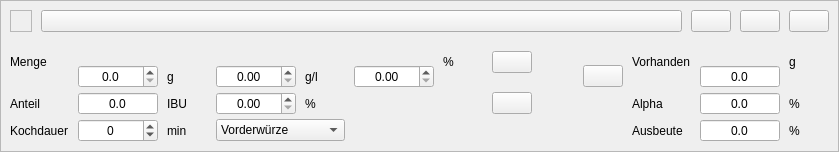
Before: the Qt Designer form kleiner-brauhelfer/widgets/wdghopfengabe.ui in kleiner-brauhelfer/kleiner-brauhelfer-2, drawn with Qt 5.
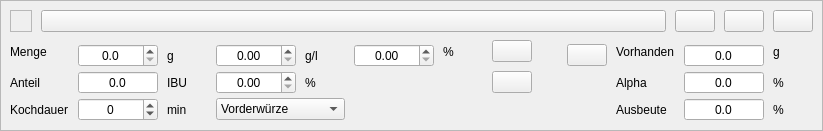
After: the same form once the commit is applied. Icons and pictures are not drawn. Custom widgets are drawn as their Qt base class.

```diff
--- a/kleiner-brauhelfer/widgets/wdghopfengabe.ui
+++ b/kleiner-brauhelfer/widgets/wdghopfengabe.ui
@@ -6,8 +6,8 @@
    <rect>
     <x>0</x>
     <y>0</y>
-    <width>839</width>
-    <height>152</height>
+    <width>823</width>
+    <height>131</height>
    </rect>
   </property>
   <property name="sizePolicy">
```
